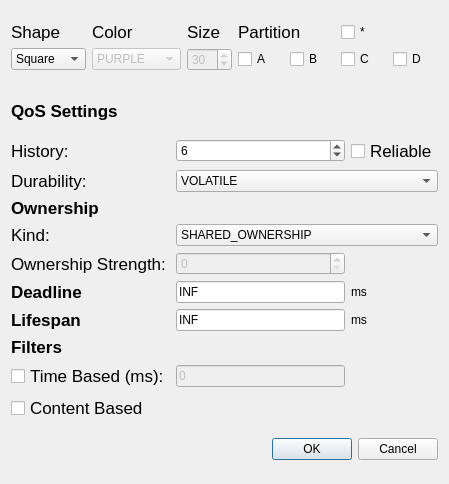
First picture: the form in forms/subscribedialog.ui, repository eProsima/ShapesDemo, before the edit.
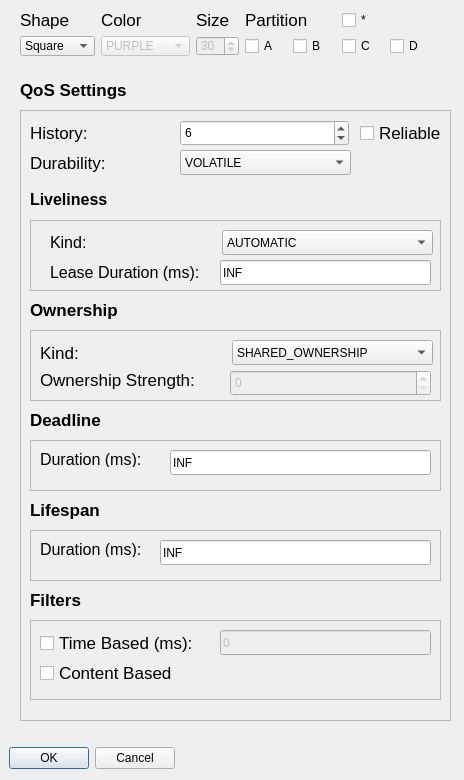
Second picture: the form after the edit.

Commit message: UI updated in order to allow LivelinessQos

What changed in the file:
```diff
--- a/forms/subscribedialog.ui
+++ b/forms/subscribedialog.ui
@@ -6,8 +6,8 @@
    <rect>
     <x>0</x>
     <y>0</y>
-    <width>449</width>
-    <height>484</height>
+    <width>464</width>
+    <height>780</height>
    </rect>
   </property>
   <property name="sizePolicy">
@@ -19,511 +19,802 @@
   <property name="windowTitle">
    <string>Subscribe</string>
   </property>
-  <layout class="QVBoxLayout" name="verticalLayout">
-   <item>
-    <layout class="QGridLayout" name="gridLayout_2">
-     <property name="sizeConstraint">
-      <enum>QLayout::SetMaximumSize</enum>
-     </property>
-     <item row="0" column="2">
-      <widget class="QLabel" name="label_7">
-       <property name="font">
-        <font>
-         <pointsize>13</pointsize>
-        </font>
-       </property>
-       <property name="text">
-        <string>Size</string>
-       </property>
-       <property name="textFormat">
-        <enum>Qt::AutoText</enum>
-       </property>
-      </widget>
-     </item>
-     <item row="0" column="3" colspan="2">
-      <widget class="QLabel" name="label_8">
-       <property name="font">
-        <font>
-         <pointsize>13</pointsize>
-        </font>
-       </property>
-       <property name="text">
-        <string>Partition</string>
-       </property>
-       <property name="textFormat">
-        <enum>Qt::AutoText</enum>
-       </property>
-      </widget>
-     </item>
-     <item row="0" column="1">
-      <widget class="QLabel" name="label">
-       <property name="font">
-        <font>
-         <pointsize>13</pointsize>
-        </font>
-       </property>
-       <property name="text">
-        <string>Color</string>
-       </property>
-       <property name="textFormat">
-        <enum>Qt::AutoText</enum>
-       </property>
-      </widget>
-     </item>
-     <item row="1" column="5">
-      <widget class="QCheckBox" name="checkBox_C">
-       <property name="text">
-        <string>C</string>
-       </property>
-      </widget>
-     </item>
-     <item row="1" column="3">
-      <widget class="QCheckBox" name="checkBox_A">
-       <property name="text">
-        <string>A</string>
-       </property>
-      </widget>
-     </item>
-     <item row="1" column="4">
-      <widget class="QCheckBox" name="checkBox_B">
-       <property name="text">
-        <string>B</string>
-       </property>
-      </widget>
-     </item>
-     <item row="1" column="6">
-      <widget class="QCheckBox" name="checkBox_D">
-       <property name="text">
-        <string>D</string>
-       </property>
-      </widget>
-     </item>
-     <item row="1" column="0">
-      <widget class="QComboBox" name="combo_Shape">
-       <item>
-        <property name="text">
-         <string>Square</string>
-        </property>
-       </item>
-       <item>
-        <property name="text">
-         <string>Triangle</string>
-        </property>
-       </item>
-       <item>
-        <property name="text">
-         <string>Circle</string>
-        </property>
-       </item>
-      </widget>
-     </item>
-     <item row="0" column="5">
-      <widget class="QCheckBox" name="checkBox_Asterisk">
-       <property name="text">
-        <string>*</string>
-       </property>
-      </widget>
-     </item>
-     <item row="1" column="2">
-      <widget class="QSpinBox" name="spin_Size">
-       <property name="enabled">
-        <bool>false</bool>
-       </property>
-       <property name="minimum">
-        <number>1</number>
-       </property>
-       <property name="value">
-        <number>30</number>
-       </property>
-      </widget>
-     </item>
-     <item row="0" column="0">
-      <widget class="QLabel" name="label_3">
-       <property name="font">
-        <font>
-         <pointsize>13</pointsize>
-        </font>
-       </property>
-       <property name="text">
-        <string>Shape</string>
-       </property>
-       <property name="textFormat">
-        <enum>Qt::AutoText</enum>
-       </property>
-      </widget>
-     </item>
-     <item row="1" column="1">
-      <widget class="QComboBox" name="combo_Color">
-       <property name="enabled">
-        <bool>false</bool>
-       </property>
-       <item>
-        <property name="text">
-         <string>PURPLE</string>
-        </property>
-       </item>
-       <item>
-        <property name="text">
-         <string>RED</string>
-        </property>
-       </item>
-       <item>
-        <property name="text">
-         <string>BLUE</string>
-        </property>
-       </item>
-       <item>
-        <property name="text">
-         <string>YELLOW</string>
-        </property>
-       </item>
-       <item>
-        <property name="text">
-         <string>GREEN</string>
-        </property>
-       </item>
-       <item>
-        <property name="text">
-         <string>ORANGE</string>
-        </property>
-       </item>
-       <item>
-        <property name="text">
-         <string>MAGENTA</string>
-        </property>
-       </item>
-      </widget>
-     </item>
-    </layout>
-   </item>
-   <item>
-    <spacer name="verticalSpacer">
-     <property name="orientation">
-      <enum>Qt::Vertical</enum>
-     </property>
-     <property name="sizeType">
-      <enum>QSizePolicy::Fixed</enum>
-     </property>
-     <property name="sizeHint" stdset="0">
-      <size>
-       <width>20</width>
-       <height>13</height>
-      </size>
-     </property>
-    </spacer>
-   </item>
-   <item>
-    <widget class="QLabel" name="label_9">
-     <property name="sizePolicy">
-      <sizepolicy hsizetype="Preferred" vsizetype="Maximum">
-       <horstretch>0</horstretch>
-       <verstretch>0</verstretch>
-      </sizepolicy>
-     </property>
-     <property name="font">
-      <font>
-       <pointsize>13</pointsize>
-       <weight>75</weight>
-       <bold>true</bold>
-      </font>
-     </property>
-     <property name="text">
-      <string>QoS Settings</string>
-     </property>
-     <property name="textFormat">
-      <enum>Qt::AutoText</enum>
-     </property>
-    </widget>
-   </item>
-   <item>
-    <layout class="QGridLayout" name="gridLayout_5">
-     <item row="0" column="1">
-      <widget class="QLabel" name="label_10">
-       <property name="font">
-        <font>
-         <pointsize>13</pointsize>
-        </font>
-       </property>
-       <property name="text">
-        <string>History:</string>
-       </property>
-       <property name="textFormat">
-        <enum>Qt::AutoText</enum>
-       </property>
-      </widget>
-     </item>
-     <item row="6" column="2">
-      <widget class="QLineEdit" name="lineEdit_Life">
-       <property name="text">
-        <string>INF</string>
-       </property>
-      </widget>
-     </item>
-     <item row="10" column="1">
-      <widget class="QCheckBox" name="checkBox_contentBasedFilter">
-       <property name="font">
-        <font>
-         <pointsize>13</pointsize>
-        </font>
-       </property>
-       <property name="text">
-        <string>Content Based</string>
-       </property>
-       <property name="checked">
-        <bool>false</bool>
-       </property>
-      </widget>
-     </item>
-     <item row="5" column="1">
-      <widget class="QLabel" name="label_2">
-       <property name="font">
-        <font>
-         <pointsize>13</pointsize>
-         <weight>75</weight>
-         <bold>true</bold>
-        </font>
-       </property>
-       <property name="text">
-        <string>Deadline</string>
-       </property>
-      </widget>
-     </item>
-     <item row="1" column="2" colspan="2">
-      <widget class="QComboBox" name="comboBox_durability">
-       <property name="currentIndex">
-        <number>0</number>
-       </property>
-       <item>
-        <property name="text">
-         <string>VOLATILE</string>
-        </property>
-       </item>
-       <item>
-        <property name="text">
-         <string>TRANSIENT_LOCAL</string>
-        </property>
-       </item>
-      </widget>
-     </item>
-     <item row="0" column="3">
-      <widget class="QCheckBox" name="checkBox_reliable">
-       <property name="font">
-        <font>
-         <pointsize>13</pointsize>
-        </font>
-       </property>
-       <property name="text">
-        <string>Reliable</string>
-       </property>
-       <property name="checked">
-        <bool>false</bool>
-       </property>
-      </widget>
-     </item>
-     <item row="6" column="1">
-      <widget class="QLabel" name="label_5">
-       <property name="font">
-        <font>
-         <pointsize>13</pointsize>
-         <weight>75</weight>
-         <bold>true</bold>
-        </font>
-       </property>
-       <property name="text">
-        <string>Lifespan</string>
-       </property>
-      </widget>
-     </item>
-     <item row="6" column="3">
-      <widget class="QLabel" name="label_13">
-       <property name="text">
-        <string>ms</string>
-       </property>
-      </widget>
-     </item>
-     <item row="4" column="1">
-      <widget class="QLabel" name="label_12">
-       <property name="font">
-        <font>
-         <pointsize>13</pointsize>
-        </font>
-       </property>
-       <property name="text">
-        <string>Ownership Strength:</string>
-       </property>
-       <property name="textFormat">
-        <enum>Qt::AutoText</enum>
-       </property>
-      </widget>
-     </item>
-     <item row="2" column="1">
-      <widget class="QLabel" name="label_17">
-       <property name="sizePolicy">
-        <sizepolicy hsizetype="Preferred" vsizetype="Maximum">
-         <horstretch>0</horstretch>
-         <verstretch>0</verstretch>
-        </sizepolicy>
-       </property>
-       <property name="font">
-        <font>
-         <pointsize>13</pointsize>
-         <weight>75</weight>
-         <bold>true</bold>
-        </font>
-       </property>
-       <property name="text">
-        <string>Ownership</string>
-       </property>
-       <property name="textFormat">
-        <enum>Qt::AutoText</enum>
-       </property>
-      </widget>
-     </item>
-     <item row="5" column="3">
-      <widget class="QLabel" name="label_4">
-       <property name="text">
-        <string>ms</string>
-       </property>
-      </widget>
-     </item>
-     <item row="5" column="2">
-      <widget class="QLineEdit" name="lineEdit_Dead">
-       <property name="text">
-        <string>INF</string>
-       </property>
-      </widget>
-     </item>
-     <item row="0" column="2">
-      <widget class="QSpinBox" name="spin_HistoryQos">
-       <property name="minimum">
-        <number>1</number>
-       </property>
-       <property name="maximum">
-        <number>200</number>
-       </property>
-       <property name="value">
-        <number>6</number>
-       </property>
-      </widget>
-     </item>
-     <item row="8" column="1">
-      <widget class="QLabel" name="label_18">
-       <property name="sizePolicy">
-        <sizepolicy hsizetype="Preferred" vsizetype="Maximum">
-         <horstretch>0</horstretch>
-         <verstretch>0</verstretch>
-        </sizepolicy>
-       </property>
-       <property name="font">
-        <font>
-         <pointsize>13</pointsize>
-         <weight>75</weight>
-         <bold>true</bold>
-        </font>
-       </property>
-       <property name="text">
-        <string>Filters</string>
-       </property>
-       <property name="textFormat">
-        <enum>Qt::AutoText</enum>
-       </property>
-      </widget>
-     </item>
-     <item row="3" column="1">
-      <widget class="QLabel" name="label_11">
-       <property name="font">
-        <font>
-         <pointsize>13</pointsize>
-        </font>
-       </property>
-       <property name="text">
-        <string>Kind:</string>
-       </property>
-       <property name="textFormat">
-        <enum>Qt::AutoText</enum>
-       </property>
-      </widget>
-     </item>
-     <item row="9" column="2">
-      <widget class="QLineEdit" name="lineEdit_TimeBasedFilter">
-       <property name="enabled">
-        <bool>false</bool>
-       </property>
-       <property name="text">
-        <string>0</string>
-       </property>
-      </widget>
-     </item>
-     <item row="1" column="1">
-      <widget class="QLabel" name="label_16">
-       <property name="font">
-        <font>
-         <pointsize>13</pointsize>
-        </font>
-       </property>
-       <property name="text">
-        <string>Durability:</string>
-       </property>
-       <property name="textFormat">
-        <enum>Qt::AutoText</enum>
-       </property>
-      </widget>
-     </item>
-     <item row="3" column="2" colspan="2">
-      <widget class="QComboBox" name="comboBox_ownership">
-       <item>
-        <property name="text">
-         <string>SHARED_OWNERSHIP</string>
-        </property>
-       </item>
-       <item>
-        <property name="text">
-         <string>EXCLUSIVE_OWNERSHIP</string>
-        </property>
-       </item>
-      </widget>
-     </item>
-     <item row="9" column="1">
-      <widget class="QCheckBox" name="checkBox_timeBasedFilter">
-       <property name="font">
-        <font>
-         <pointsize>13</pointsize>
-        </font>
-       </property>
-       <property name="text">
-        <string>Time Based (ms):</string>
-       </property>
-      </widget>
-     </item>
-     <item row="4" column="2">
-      <widget class="QSpinBox" name="spin_ownershipStrength">
-       <property name="enabled">
-        <bool>false</bool>
-       </property>
-       <property name="minimum">
-        <number>0</number>
-       </property>
-       <property name="maximum">
-        <number>50</number>
-       </property>
-       <property name="value">
-        <number>0</number>
-       </property>
-      </widget>
-     </item>
-    </layout>
-   </item>
-   <item>
-    <widget class="QDialogButtonBox" name="buttonBox">
-     <property name="orientation">
-      <enum>Qt::Horizontal</enum>
-     </property>
-     <property name="standardButtons">
-      <set>QDialogButtonBox::Cancel|QDialogButtonBox::Ok</set>
-     </property>
-    </widget>
-   </item>
-  </layout>
+  <widget class="QLabel" name="label_9">
+   <property name="geometry">
+    <rect>
+     <x>20</x>
+     <y>80</y>
+     <width>106</width>
+     <height>20</height>
+    </rect>
+   </property>
+   <property name="sizePolicy">
+    <sizepolicy hsizetype="Preferred" vsizetype="Maximum">
+     <horstretch>0</horstretch>
+     <verstretch>0</verstretch>
+    </sizepolicy>
+   </property>
+   <property name="font">
+    <font>
+     <pointsize>13</pointsize>
+     <weight>75</weight>
+     <bold>true</bold>
+    </font>
+   </property>
+   <property name="text">
+    <string>QoS Settings</string>
+   </property>
+   <property name="textFormat">
+    <enum>Qt::AutoText</enum>
+   </property>
+  </widget>
+  <widget class="QDialogButtonBox" name="buttonBox">
+   <property name="geometry">
+    <rect>
+     <x>9</x>
+     <y>746</y>
+     <width>166</width>
+     <height>25</height>
+    </rect>
+   </property>
+   <property name="orientation">
+    <enum>Qt::Horizontal</enum>
+   </property>
+   <property name="standardButtons">
+    <set>QDialogButtonBox::Cancel|QDialogButtonBox::Ok</set>
+   </property>
+  </widget>
+  <widget class="QFrame" name="frame">
+   <property name="geometry">
+    <rect>
+     <x>20</x>
+     <y>110</y>
+     <width>431</width>
+     <height>611</height>
+    </rect>
+   </property>
+   <property name="frameShape">
+    <enum>QFrame::StyledPanel</enum>
+   </property>
+   <property name="frameShadow">
+    <enum>QFrame::Raised</enum>
+   </property>
+   <widget class="QSpinBox" name="spin_HistoryQos">
+    <property name="geometry">
+     <rect>
+      <x>160</x>
+      <y>10</y>
+      <width>169</width>
+      <height>26</height>
+     </rect>
+    </property>
+    <property name="minimum">
+     <number>1</number>
+    </property>
+    <property name="maximum">
+     <number>200</number>
+    </property>
+    <property name="value">
+     <number>6</number>
+    </property>
+   </widget>
+   <widget class="QLabel" name="label_10">
+    <property name="geometry">
+     <rect>
+      <x>10</x>
+      <y>10</y>
+      <width>160</width>
+      <height>26</height>
+     </rect>
+    </property>
+    <property name="font">
+     <font>
+      <pointsize>13</pointsize>
+     </font>
+    </property>
+    <property name="text">
+     <string>History:</string>
+    </property>
+    <property name="textFormat">
+     <enum>Qt::AutoText</enum>
+    </property>
+   </widget>
+   <widget class="QCheckBox" name="checkBox_reliable">
+    <property name="geometry">
+     <rect>
+      <x>340</x>
+      <y>10</y>
+      <width>88</width>
+      <height>26</height>
+     </rect>
+    </property>
+    <property name="font">
+     <font>
+      <pointsize>13</pointsize>
+     </font>
+    </property>
+    <property name="text">
+     <string>Reliable</string>
+    </property>
+    <property name="checked">
+     <bool>false</bool>
+    </property>
+   </widget>
+   <widget class="QLabel" name="label_16">
+    <property name="geometry">
+     <rect>
+      <x>10</x>
+      <y>40</y>
+      <width>160</width>
+      <height>25</height>
+     </rect>
+    </property>
+    <property name="font">
+     <font>
+      <pointsize>13</pointsize>
+     </font>
+    </property>
+    <property name="text">
+     <string>Durability:</string>
+    </property>
+    <property name="textFormat">
+     <enum>Qt::AutoText</enum>
+    </property>
+   </widget>
+   <widget class="QComboBox" name="comboBox_durability">
+    <property name="geometry">
+     <rect>
+      <x>160</x>
+      <y>40</y>
+      <width>171</width>
+      <height>25</height>
+     </rect>
+    </property>
+    <property name="currentIndex">
+     <number>0</number>
+    </property>
+    <item>
+     <property name="text">
+      <string>VOLATILE</string>
+     </property>
+    </item>
+    <item>
+     <property name="text">
+      <string>TRANSIENT_LOCAL</string>
+     </property>
+    </item>
+   </widget>
+   <widget class="QLabel" name="label_6">
+    <property name="geometry">
+     <rect>
+      <x>10</x>
+      <y>80</y>
+      <width>160</width>
+      <height>19</height>
+     </rect>
+    </property>
+    <property name="text">
+     <string>&lt;html&gt;&lt;head/&gt;&lt;body&gt;&lt;p&gt;&lt;span style=&quot; font-size:12pt; font-weight:600;&quot;&gt;Liveliness&lt;/span&gt;&lt;/p&gt;&lt;/body&gt;&lt;/html&gt;</string>
+    </property>
+   </widget>
+   <widget class="QFrame" name="frame_2">
+    <property name="geometry">
+     <rect>
+      <x>10</x>
+      <y>110</y>
+      <width>411</width>
+      <height>71</height>
+     </rect>
+    </property>
+    <property name="frameShape">
+     <enum>QFrame::StyledPanel</enum>
+    </property>
+    <property name="frameShadow">
+     <enum>QFrame::Raised</enum>
+    </property>
+    <widget class="QLabel" name="label_14">
+     <property name="geometry">
+      <rect>
+       <x>20</x>
+       <y>10</y>
+       <width>160</width>
+       <height>25</height>
+      </rect>
+     </property>
+     <property name="text">
+      <string>&lt;html&gt;&lt;head/&gt;&lt;body&gt;&lt;p&gt;&lt;span style=&quot; font-size:12pt;&quot;&gt;Kind:&lt;/span&gt;&lt;/p&gt;&lt;/body&gt;&lt;/html&gt;</string>
+     </property>
+    </widget>
+    <widget class="QComboBox" name="comboBox_liveliness">
+     <property name="geometry">
+      <rect>
+       <x>192</x>
+       <y>10</y>
+       <width>211</width>
+       <height>25</height>
+      </rect>
+     </property>
+     <item>
+      <property name="text">
+       <string>AUTOMATIC</string>
+      </property>
+     </item>
+     <item>
+      <property name="text">
+       <string>MANUAL_BY_PARTICIPANT</string>
+      </property>
+     </item>
+     <item>
+      <property name="text">
+       <string>MANUAL_BY_TOPIC</string>
+      </property>
+     </item>
+    </widget>
+    <widget class="QLabel" name="label_15">
+     <property name="geometry">
+      <rect>
+       <x>20</x>
+       <y>40</y>
+       <width>160</width>
+       <height>25</height>
+      </rect>
+     </property>
+     <property name="text">
+      <string>&lt;html&gt;&lt;head/&gt;&lt;body&gt;&lt;p&gt;&lt;span style=&quot; font-size:12pt;&quot;&gt;Lease Duration (ms):&lt;/span&gt;&lt;/p&gt;&lt;/body&gt;&lt;/html&gt;</string>
+     </property>
+    </widget>
+    <widget class="QLineEdit" name="lineEdit_leaseDuration">
+     <property name="geometry">
+      <rect>
+       <x>190</x>
+       <y>40</y>
+       <width>211</width>
+       <height>25</height>
+      </rect>
+     </property>
+     <property name="text">
+      <string>INF</string>
+     </property>
+    </widget>
+   </widget>
+   <widget class="QLabel" name="label_17">
+    <property name="geometry">
+     <rect>
+      <x>10</x>
+      <y>190</y>
+      <width>160</width>
+      <height>20</height>
+     </rect>
+    </property>
+    <property name="sizePolicy">
+     <sizepolicy hsizetype="Preferred" vsizetype="Maximum">
+      <horstretch>0</horstretch>
+      <verstretch>0</verstretch>
+     </sizepolicy>
+    </property>
+    <property name="font">
+     <font>
+      <pointsize>13</pointsize>
+      <weight>75</weight>
+      <bold>true</bold>
+     </font>
+    </property>
+    <property name="text">
+     <string>Ownership</string>
+    </property>
+    <property name="textFormat">
+     <enum>Qt::AutoText</enum>
+    </property>
+   </widget>
+   <widget class="QFrame" name="frame_3">
+    <property name="geometry">
+     <rect>
+      <x>10</x>
+      <y>220</y>
+      <width>411</width>
+      <height>71</height>
+     </rect>
+    </property>
+    <property name="frameShape">
+     <enum>QFrame::StyledPanel</enum>
+    </property>
+    <property name="frameShadow">
+     <enum>QFrame::Raised</enum>
+    </property>
+    <widget class="QLabel" name="label_11">
+     <property name="geometry">
+      <rect>
+       <x>10</x>
+       <y>10</y>
+       <width>160</width>
+       <height>25</height>
+      </rect>
+     </property>
+     <property name="font">
+      <font>
+       <pointsize>13</pointsize>
+      </font>
+     </property>
+     <property name="text">
+      <string>Kind:</string>
+     </property>
+     <property name="textFormat">
+      <enum>Qt::AutoText</enum>
+     </property>
+    </widget>
+    <widget class="QSpinBox" name="spin_ownershipStrength">
+     <property name="enabled">
+      <bool>false</bool>
+     </property>
+     <property name="geometry">
+      <rect>
+       <x>200</x>
+       <y>40</y>
+       <width>201</width>
+       <height>26</height>
+      </rect>
+     </property>
+     <property name="minimum">
+      <number>0</number>
+     </property>
+     <property name="maximum">
+      <number>50</number>
+     </property>
+     <property name="value">
+      <number>0</number>
+     </property>
+    </widget>
+    <widget class="QComboBox" name="comboBox_ownership">
+     <property name="geometry">
+      <rect>
+       <x>202</x>
+       <y>10</y>
+       <width>201</width>
+       <height>25</height>
+      </rect>
+     </property>
+     <item>
+      <property name="text">
+       <string>SHARED_OWNERSHIP</string>
+      </property>
+     </item>
+     <item>
+      <property name="text">
+       <string>EXCLUSIVE_OWNERSHIP</string>
+      </property>
+     </item>
+    </widget>
+    <widget class="QLabel" name="label_12">
+     <property name="geometry">
+      <rect>
+       <x>10</x>
+       <y>40</y>
+       <width>160</width>
+       <height>20</height>
+      </rect>
+     </property>
+     <property name="font">
+      <font>
+       <pointsize>13</pointsize>
+      </font>
+     </property>
+     <property name="text">
+      <string>Ownership Strength:</string>
+     </property>
+     <property name="textFormat">
+      <enum>Qt::AutoText</enum>
+     </property>
+    </widget>
+   </widget>
+   <widget class="QLabel" name="label_5">
+    <property name="geometry">
+     <rect>
+      <x>10</x>
+      <y>390</y>
+      <width>70</width>
+      <height>20</height>
+     </rect>
+    </property>
+    <property name="font">
+     <font>
+      <pointsize>13</pointsize>
+      <weight>75</weight>
+      <bold>true</bold>
+     </font>
+    </property>
+    <property name="text">
+     <string>Lifespan</string>
+    </property>
+   </widget>
+   <widget class="QLabel" name="label_2">
+    <property name="geometry">
+     <rect>
+      <x>10</x>
+      <y>300</y>
+      <width>73</width>
+      <height>20</height>
+     </rect>
+    </property>
+    <property name="font">
+     <font>
+      <pointsize>13</pointsize>
+      <weight>75</weight>
+      <bold>true</bold>
+     </font>
+    </property>
+    <property name="text">
+     <string>Deadline</string>
+    </property>
+   </widget>
+   <widget class="QFrame" name="frame_4">
+    <property name="geometry">
+     <rect>
+      <x>10</x>
+      <y>330</y>
+      <width>411</width>
+      <height>51</height>
+     </rect>
+    </property>
+    <property name="frameShape">
+     <enum>QFrame::StyledPanel</enum>
+    </property>
+    <property name="frameShadow">
+     <enum>QFrame::Raised</enum>
+    </property>
+    <widget class="QLabel" name="label_19">
+     <property name="geometry">
+      <rect>
+       <x>10</x>
+       <y>10</y>
+       <width>121</width>
+       <height>17</height>
+      </rect>
+     </property>
+     <property name="text">
+      <string>&lt;html&gt;&lt;head/&gt;&lt;body&gt;&lt;p&gt;&lt;span style=&quot; font-size:12pt;&quot;&gt;Duration (ms): &lt;/span&gt;&lt;/p&gt;&lt;/body&gt;&lt;/html&gt;</string>
+     </property>
+    </widget>
+    <widget class="QLineEdit" name="lineEdit_Deadline">
+     <property name="geometry">
+      <rect>
+       <x>140</x>
+       <y>10</y>
+       <width>261</width>
+       <height>25</height>
+      </rect>
+     </property>
+     <property name="text">
+      <string>INF</string>
+     </property>
+    </widget>
+   </widget>
+   <widget class="QFrame" name="frame_5">
+    <property name="geometry">
+     <rect>
+      <x>10</x>
+      <y>420</y>
+      <width>411</width>
+      <height>51</height>
+     </rect>
+    </property>
+    <property name="frameShape">
+     <enum>QFrame::StyledPanel</enum>
+    </property>
+    <property name="frameShadow">
+     <enum>QFrame::Raised</enum>
+    </property>
+    <widget class="QLineEdit" name="lineEdit_Lifespan">
+     <property name="geometry">
+      <rect>
+       <x>130</x>
+       <y>10</y>
+       <width>271</width>
+       <height>25</height>
+      </rect>
+     </property>
+     <property name="text">
+      <string>INF</string>
+     </property>
+    </widget>
+    <widget class="QLabel" name="label_20">
+     <property name="geometry">
+      <rect>
+       <x>10</x>
+       <y>10</y>
+       <width>121</width>
+       <height>17</height>
+      </rect>
+     </property>
+     <property name="text">
+      <string>&lt;html&gt;&lt;head/&gt;&lt;body&gt;&lt;p&gt;&lt;span style=&quot; font-size:12pt;&quot;&gt;Duration (ms): &lt;/span&gt;&lt;/p&gt;&lt;/body&gt;&lt;/html&gt;</string>
+     </property>
+    </widget>
+   </widget>
+   <widget class="QLabel" name="label_18">
+    <property name="geometry">
+     <rect>
+      <x>10</x>
+      <y>480</y>
+      <width>53</width>
+      <height>20</height>
+     </rect>
+    </property>
+    <property name="sizePolicy">
+     <sizepolicy hsizetype="Preferred" vsizetype="Maximum">
+      <horstretch>0</horstretch>
+      <verstretch>0</verstretch>
+     </sizepolicy>
+    </property>
+    <property name="font">
+     <font>
+      <pointsize>13</pointsize>
+      <weight>75</weight>
+      <bold>true</bold>
+     </font>
+    </property>
+    <property name="text">
+     <string>Filters</string>
+    </property>
+    <property name="textFormat">
+     <enum>Qt::AutoText</enum>
+    </property>
+   </widget>
+   <widget class="QFrame" name="frame_6">
+    <property name="geometry">
+     <rect>
+      <x>10</x>
+      <y>510</y>
+      <width>411</width>
+      <height>80</height>
+     </rect>
+    </property>
+    <property name="frameShape">
+     <enum>QFrame::StyledPanel</enum>
+    </property>
+    <property name="frameShadow">
+     <enum>QFrame::Raised</enum>
+    </property>
+    <widget class="QCheckBox" name="checkBox_timeBasedFilter">
+     <property name="geometry">
+      <rect>
+       <x>10</x>
+       <y>10</y>
+       <width>156</width>
+       <height>26</height>
+      </rect>
+     </property>
+     <property name="font">
+      <font>
+       <pointsize>13</pointsize>
+      </font>
+     </property>
+     <property name="text">
+      <string>Time Based (ms):</string>
+     </property>
+    </widget>
+    <widget class="QCheckBox" name="checkBox_contentBasedFilter">
+     <property name="geometry">
+      <rect>
+       <x>10</x>
+       <y>40</y>
+       <width>139</width>
+       <height>26</height>
+      </rect>
+     </property>
+     <property name="font">
+      <font>
+       <pointsize>13</pointsize>
+      </font>
+     </property>
+     <property name="text">
+      <string>Content Based</string>
+     </property>
+     <property name="checked">
+      <bool>false</bool>
+     </property>
+    </widget>
+    <widget class="QLineEdit" name="lineEdit_TimeBasedFilter">
+     <property name="enabled">
+      <bool>false</bool>
+     </property>
+     <property name="geometry">
+      <rect>
+       <x>190</x>
+       <y>10</y>
+       <width>211</width>
+       <height>25</height>
+      </rect>
+     </property>
+     <property name="text">
+      <string>0</string>
+     </property>
+    </widget>
+   </widget>
+  </widget>
+  <widget class="QWidget" name="layoutWidget">
+   <property name="geometry">
+    <rect>
+     <x>20</x>
+     <y>10</y>
+     <width>413</width>
+     <height>57</height>
+    </rect>
+   </property>
+   <layout class="QGridLayout" name="gridLayout_2">
+    <property name="sizeConstraint">
+     <enum>QLayout::SetMaximumSize</enum>
+    </property>
+    <item row="1" column="0">
+     <widget class="QComboBox" name="combo_Shape">
+      <item>
+       <property name="text">
+        <string>Square</string>
+       </property>
+      </item>
+      <item>
+       <property name="text">
+        <string>Triangle</string>
+       </property>
+      </item>
+      <item>
+       <property name="text">
+        <string>Circle</string>
+       </property>
+      </item>
+     </widget>
+    </item>
+    <item row="0" column="3" colspan="2">
+     <widget class="QLabel" name="label_8">
+      <property name="font">
+       <font>
+        <pointsize>13</pointsize>
+       </font>
+      </property>
+      <property name="text">
+       <string>Partition</string>
+      </property>
+      <property name="textFormat">
+       <enum>Qt::AutoText</enum>
+      </property>
+     </widget>
+    </item>
+    <item row="0" column="5">
+     <widget class="QCheckBox" name="checkBox_Asterisk">
+      <property name="text">
+       <string>*</string>
+      </property>
+     </widget>
+    </item>
+    <item row="1" column="6">
+     <widget class="QCheckBox" name="checkBox_D">
+      <property name="text">
+       <string>D</string>
+      </property>
+     </widget>
+    </item>
+    <item row="0" column="2">
+     <widget class="QLabel" name="label_7">
+      <property name="font">
+       <font>
+        <pointsize>13</pointsize>
+       </font>
+      </property>
+      <property name="text">
+       <string>Size</string>
+      </property>
+      <property name="textFormat">
+       <enum>Qt::AutoText</enum>
+      </property>
+     </widget>
+    </item>
+    <item row="0" column="1">
+     <widget class="QLabel" name="label">
+      <property name="font">
+       <font>
+        <pointsize>13</pointsize>
+       </font>
+      </property>
+      <property name="text">
+       <string>Color</string>
+      </property>
+      <property name="textFormat">
+       <enum>Qt::AutoText</enum>
+      </property>
+     </widget>
+    </item>
+    <item row="1" column="5">
+     <widget class="QCheckBox" name="checkBox_C">
+      <property name="text">
+       <string>C</string>
+      </property>
+     </widget>
+    </item>
+    <item row="1" column="3">
+     <widget class="QCheckBox" name="checkBox_A">
+      <property name="text">
+       <string>A</string>
+      </property>
+     </widget>
+    </item>
+    <item row="1" column="1">
+     <widget class="QComboBox" name="combo_Color">
+      <property name="enabled">
+       <bool>false</bool>
+      </property>
+      <item>
+       <property name="text">
+        <string>PURPLE</string>
+       </property>
+      </item>
+      <item>
+       <property name="text">
+        <string>RED</string>
+       </property>
+      </item>
+      <item>
+       <property name="text">
+        <string>BLUE</string>
+       </property>
+      </item>
+      <item>
+       <property name="text">
+        <string>YELLOW</string>
+       </property>
+      </item>
+      <item>
+       <property name="text">
+        <string>GREEN</string>
+       </property>
+      </item>
+      <item>
+       <property name="text">
+        <string>ORANGE</string>
+       </property>
+      </item>
+      <item>
+       <property name="text">
+        <string>MAGENTA</string>
+       </property>
+      </item>
+     </widget>
+    </item>
+    <item row="1" column="2">
+     <widget class="QSpinBox" name="spin_Size">
+      <property name="enabled">
+       <bool>false</bool>
+      </property>
+      <property name="minimum">
+       <number>1</number>
+      </property>
+      <property name="value">
+       <number>30</number>
+      </property>
+     </widget>
+    </item>
+    <item row="1" column="4">
+     <widget class="QCheckBox" name="checkBox_B">
+      <property name="text">
+       <string>B</string>
+      </property>
+     </widget>
+    </item>
+    <item row="0" column="0">
+     <widget class="QLabel" name="label_3">
+      <property name="font">
+       <font>
+        <pointsize>13</pointsize>
+       </font>
+      </property>
+      <property name="text">
+       <string>Shape</string>
+      </property>
+      <property name="textFormat">
+       <enum>Qt::AutoText</enum>
+      </property>
+     </widget>
+    </item>
+   </layout>
+  </widget>
  </widget>
  <resources/>
  <connections>
```
The commit also changes 10 other files.
